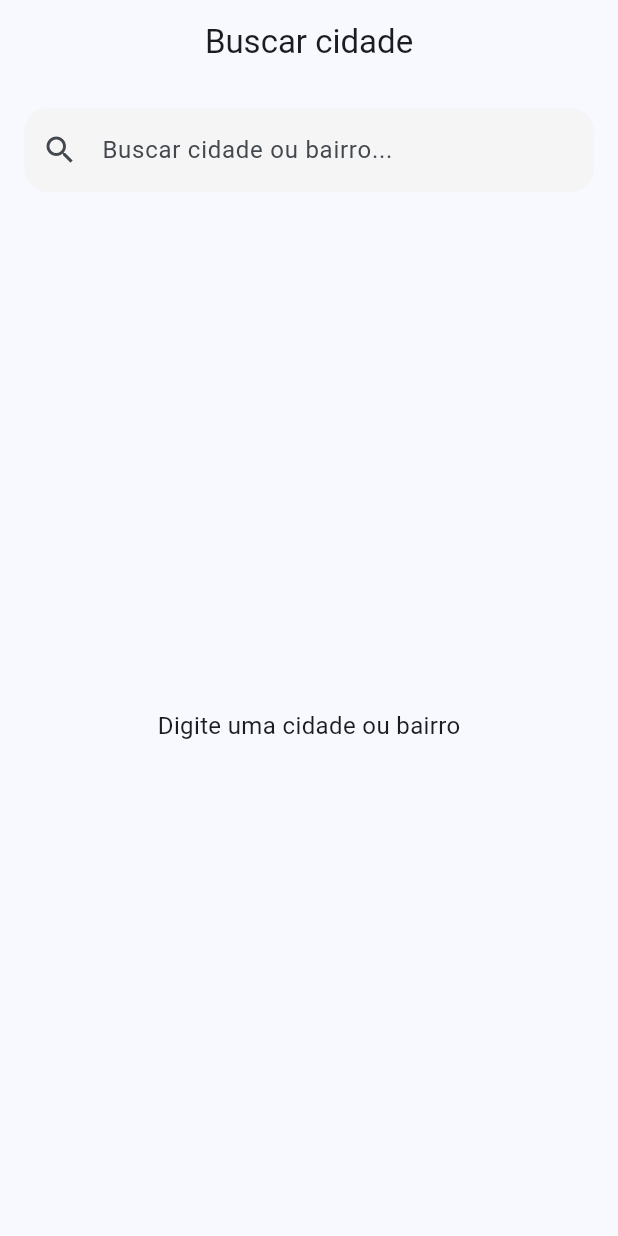
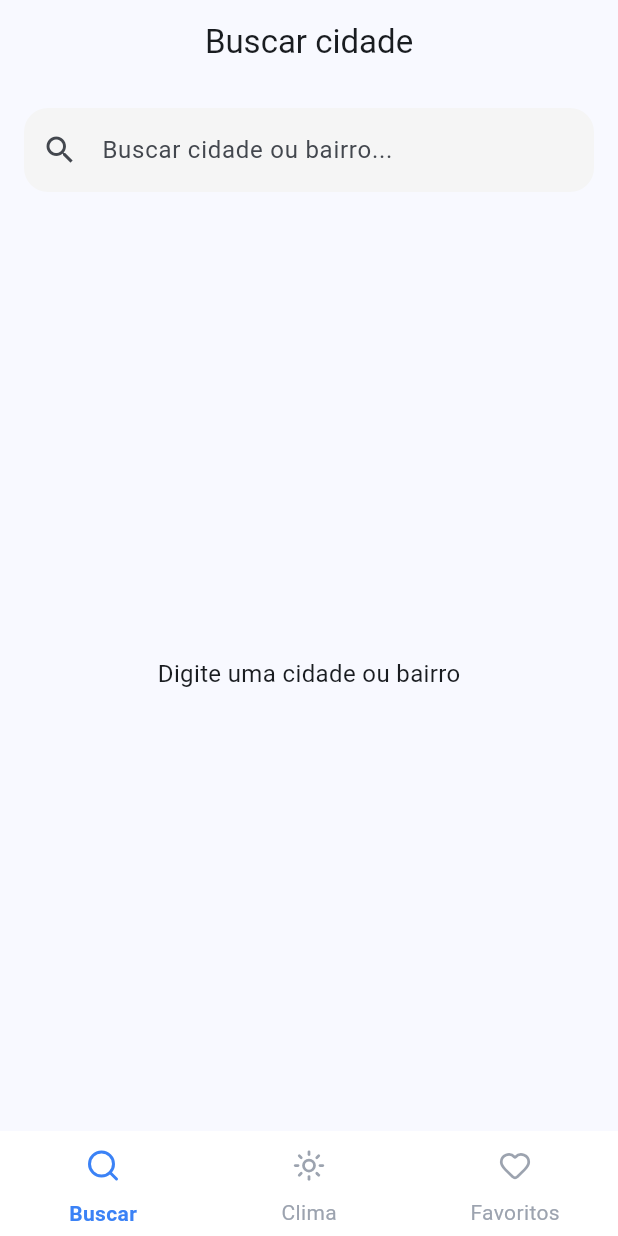
Before and after one commit to GabriielB/AetheroApp, a Flutter app: the screen it shows after launch, on a phone screen of 412 x 824 dp. Run offline on Flutter 3.47's test engine with Material 3 defaults, Android fonts, the phone set to English and light mode, and no system bars; our stand-ins replace dio, flutter_riverpod, freezed_annotation, lucide_flutter.

Commit message:
feat(search): complete search flow with navigation and selected city integration

```diff
--- a/lib/app/app.dart
+++ b/lib/app/app.dart
@@ -1,4 +1,4 @@
-import 'package:aethero/features/search/presentation/pages/search_page.dart';
+import 'package:aethero/core/presentation/main_page.dart';
 import 'package:flutter/material.dart';
 
 class AetheroApp extends StatelessWidget {
@@ -10,7 +10,7 @@ class AetheroApp extends StatelessWidget {
       title: 'Aethero',
       debugShowCheckedModeBanner: false,
       theme: ThemeData(colorSchemeSeed: Colors.blue, useMaterial3: true),
-      home: SearchPage(),
+      home: MainPage(),
     );
   }
 }
--- /dev/null
+++ b/lib/app/theme/app_colors.dart
@@ -0,0 +1,25 @@
+import 'package:flutter/material.dart';
+
+class AppColors {
+  // brand
+  static const primary = Color(0xFF3B82F6);
+  static const secondary = Color(0xFF22C55E);
+
+  // background
+  static const background = Color(0xFFF9FAFB);
+  static const surface = Colors.white;
+
+  // text
+  static const textPrimary = Color(0xFF111827);
+  static const textSecondary = Color(0xFF6B7280);
+
+  // incons
+  static const iconInactive = Color(0xFF9CA3AF);
+
+  // states
+  static const error = Colors.red;
+
+  // hellpers
+  static Color primaryLight = primary.withValues(alpha: 0.12);
+  static Color secondaryLight = secondary.withValues(alpha: 0.12);
+}
--- /dev/null
+++ b/lib/core/presentation/main_page.dart
@@ -0,0 +1,104 @@
+import 'package:aethero/app/theme/app_colors.dart';
+import 'package:flutter/material.dart';
+import 'package:flutter_riverpod/flutter_riverpod.dart';
+import 'package:lucide_flutter/lucide_flutter.dart';
+
+import '../../features/search/presentation/pages/search_page.dart';
+import '../../features/weather/presentation/pages/weather_page.dart';
+import '../navigation/providers/navigation_provider.dart';
+
+class MainPage extends ConsumerWidget {
+  const MainPage({super.key});
+
+  @override
+  Widget build(BuildContext context, WidgetRef ref) {
+    final currentIndex = ref.watch(navigationIndexProvider);
+
+    final pages = const [
+      SearchPage(),
+      WeatherPage(),
+      _FavoritesPagePlaceholder(),
+    ];
+
+    return Scaffold(
+      body: pages[currentIndex],
+
+      bottomNavigationBar: NavigationBarTheme(
+        data: NavigationBarThemeData(
+          height: 70,
+          backgroundColor: AppColors.surface,
+          indicatorColor: Colors.transparent,
+
+          indicatorShape: RoundedRectangleBorder(
+            borderRadius: BorderRadius.circular(12),
+          ),
+
+          labelBehavior: NavigationDestinationLabelBehavior.alwaysShow,
+
+          iconTheme: WidgetStateProperty.resolveWith((states) {
+            if (states.contains(WidgetState.selected)) {
+              return const IconThemeData(color: AppColors.primary, size: 24);
+            }
+            return const IconThemeData(color: AppColors.iconInactive, size: 22);
+          }),
+
+          labelTextStyle: WidgetStateProperty.resolveWith((states) {
+            if (states.contains(WidgetState.selected)) {
+              return const TextStyle(
+                color: AppColors.primary,
+                fontWeight: FontWeight.w600,
+              );
+            }
+            return const TextStyle(color: AppColors.iconInactive);
+          }),
+        ),
+        child: NavigationBar(
+          selectedIndex: currentIndex,
+          onDestinationSelected: (index) {
+            ref.read(navigationIndexProvider.notifier).changeTab(index);
+          },
+          animationDuration: const Duration(milliseconds: 300),
+
+          destinations: const [
+            NavigationDestination(
+              icon: Padding(
+                padding: EdgeInsets.symmetric(horizontal: 16, vertical: 6),
+                child: Icon(LucideIcons.search),
+              ),
+              label: 'Buscar',
+            ),
+            NavigationDestination(
+              icon: Padding(
+                padding: EdgeInsets.symmetric(horizontal: 16, vertical: 6),
+                child: Icon(LucideIcons.sun),
+              ),
+              label: 'Clima',
+            ),
+            NavigationDestination(
+              icon: Padding(
+                padding: EdgeInsets.symmetric(horizontal: 16, vertical: 6),
+                child: Icon(LucideIcons.heart),
+              ),
+              selectedIcon: Padding(
+                padding: EdgeInsets.symmetric(horizontal: 16, vertical: 6),
+                child: Icon(Icons.favorite),
+              ),
+              label: 'Favoritos',
+            ),
+          ],
+        ),
+      ),
+    );
+  }
+}
+
+class _FavoritesPagePlaceholder extends StatelessWidget {
+  const _FavoritesPagePlaceholder();
+
+  @override
+  Widget build(BuildContext context) {
+    return const Center(
+      child: Text('Favoritos (em construção)', style: TextStyle(fontSize: 16)),
+    );
+  }
+}
```
Also changed, not shown: lib/core/navigation/providers/navigation_provider.dart (added, +20 -0 lines), lib/features/search/presentation/pages/search_page.dart (+10 -3 lines), lib/features/weather/presentation/pages/weather_page.dart (added, +110 -0 lines), lib/features/weather/presentation/providers/selected_city_provider.dart (added, +22 -0 lines).
